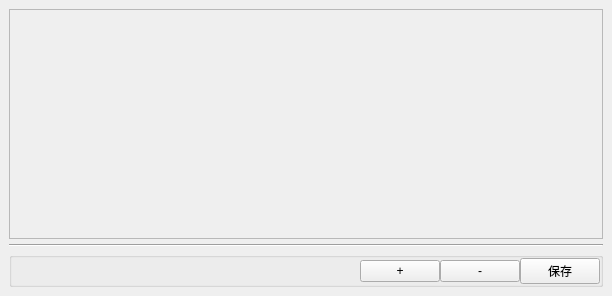
First picture: the form in client/ui/base/editor.ui, repository yejue/genshin-lyre-assistant, before the edit.
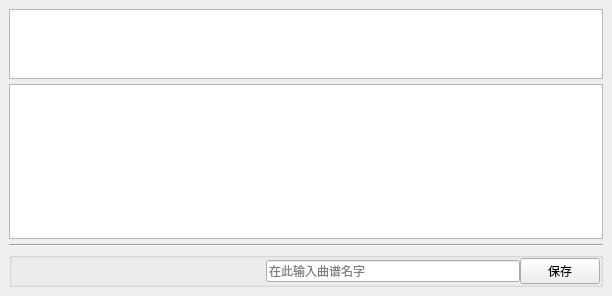
Second picture: the form after the edit.

Commit message: [add] 增加曲谱编写功能

The edit to the form file:
```diff
--- a/client/ui/base/editor.ui
+++ b/client/ui/base/editor.ui
@@ -36,26 +36,23 @@
     <number>9</number>
    </property>
    <item>
-    <widget class="QScrollArea" name="sa_edit_area">
+    <widget class="QTextBrowser" name="tb_msg_area">
      <property name="sizePolicy">
       <sizepolicy hsizetype="Expanding" vsizetype="Preferred">
        <horstretch>0</horstretch>
-       <verstretch>2</verstretch>
+       <verstretch>1</verstretch>
       </sizepolicy>
      </property>
-     <property name="widgetResizable">
-      <bool>true</bool>
+    </widget>
+   </item>
+   <item>
+    <widget class="QTextEdit" name="te_edit_area">
+     <property name="sizePolicy">
+      <sizepolicy hsizetype="Expanding" vsizetype="Expanding">
+       <horstretch>0</horstretch>
+       <verstretch>3</verstretch>
+      </sizepolicy>
      </property>
-     <widget class="QWidget" name="scrollAreaWidgetContents">
-      <property name="geometry">
-       <rect>
-        <x>0</x>
-        <y>0</y>
-        <width>592</width>
-        <height>233</height>
-       </rect>
-      </property>
-     </widget>
     </widget>
    </item>
    <item>
@@ -106,28 +103,12 @@
        </spacer>
       </item>
       <item>
-       <widget class="QPushButton" name="pb_add">
-        <property name="sizeIncrement">
-         <size>
-          <width>1</width>
-          <height>1</height>
-         </size>
-        </property>
-        <property name="baseSize">
-         <size>
-          <width>30</width>
-          <height>30</height>
-         </size>
-        </property>
+       <widget class="QLineEdit" name="le_song_name">
         <property name="text">
-         <string>+</string>
+         <string/>
         </property>
-       </widget>
-      </item>
-      <item>
-       <widget class="QPushButton" name="pb_delete">
-        <property name="text">
-         <string>-</string>
+        <property name="placeholderText">
+         <string>在此输入曲谱名字</string>
         </property>
        </widget>
       </item>
```
The commit also changes 3 other files.
